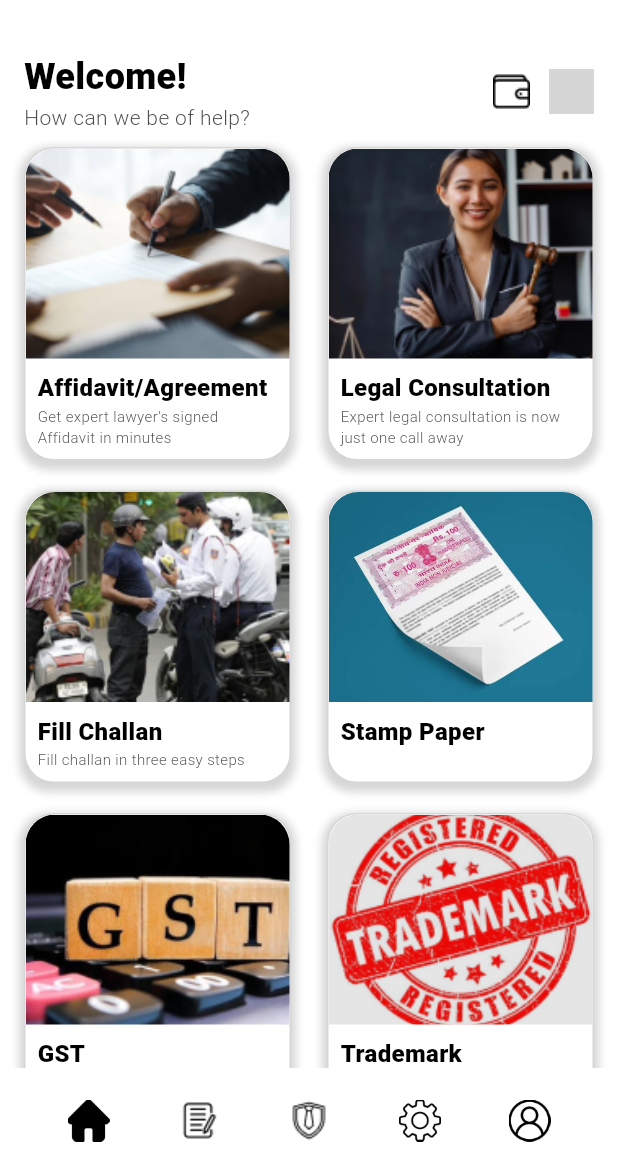
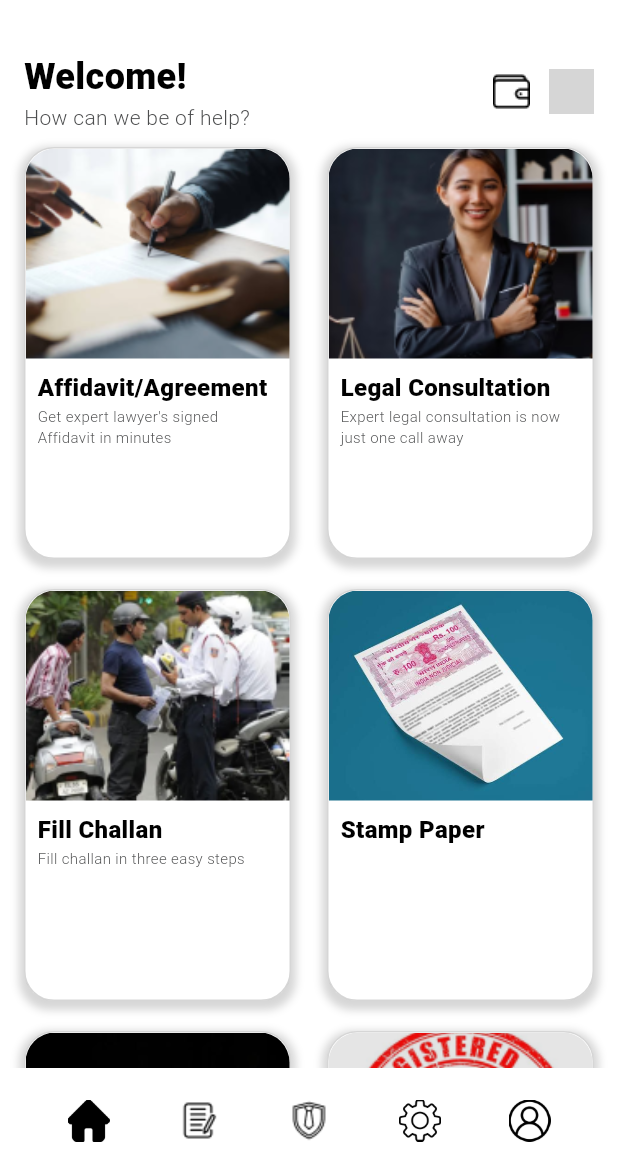
Before and after one commit to Ishita03-Singh/aapka_vakeel, a Flutter app: the Dashboard screen opened directly, on a phone screen of 412 x 824 dp, the part 63-1236 px from its top. Run offline on Flutter 3.47's test engine with Material 3 defaults, Android fonts, the phone set to English and light mode, and no system bars; our stand-ins replace animated_splash_screen, camera, cloud_firestore, country_picker, file_picker, firebase_auth and 9 more; missing offline and left inert: dart:html, flutter_pdfview, flutter_webrtc, razorpay_flutter, video_call; accounts and stored records are empty; grey boxes are pictures that could not be loaded.

Commit message:
dashboard widget height fix

```diff
--- a/lib/screens/Dashboard.dart
+++ b/lib/screens/Dashboard.dart
@@ -284,14 +284,16 @@ class _DashboardState extends State<Dashboard> {
 
 
   getDashboardwidger(String img, String headText, String infoText,Function callFun ){
+    var width=MediaQuery.of(context).size.width;
+    var height =MediaQuery.of(context).size.height;
    return GestureDetector(
     onTap: () {
       // AffidavitScreen
       callFun();
 
     },
-     child: Expanded(
-        // height: MediaQuery.of(context).size.height/3.5,
+     child: Container(
+        height: width>=height?MediaQuery.of(context).size.height/4:MediaQuery.of(context).size.height/3,
        child: Container(
 
         decoration: BoxDecoration(borderRadius: BorderRadius.all(Radius.circular(20),),
```
